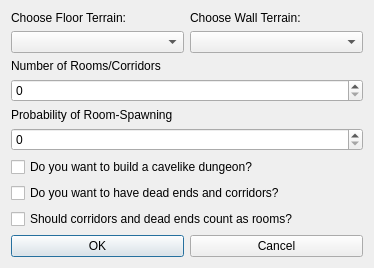
Above: src/tiled/dungeondialog.ui from grunt92/tiled before the change. Below: the same form after it.
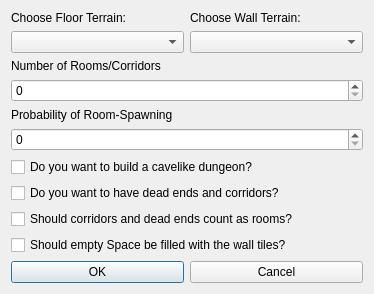
That is the form after the change.

Patch:
```diff
--- a/src/tiled/dungeondialog.ui
+++ b/src/tiled/dungeondialog.ui
@@ -10,7 +10,7 @@
     <x>0</x>
     <y>0</y>
     <width>374</width>
-    <height>230</height>
+    <height>253</height>
    </rect>
   </property>
   <property name="windowTitle">
@@ -95,6 +95,13 @@
        </property>
       </widget>
      </item>
+     <item>
+      <widget class="QCheckBox" name="checkBox_4">
+       <property name="text">
+        <string>Should empty Space be filled with the wall tiles? </string>
+       </property>
+      </widget>
+     </item>
     </layout>
    </item>
    <item>
```
